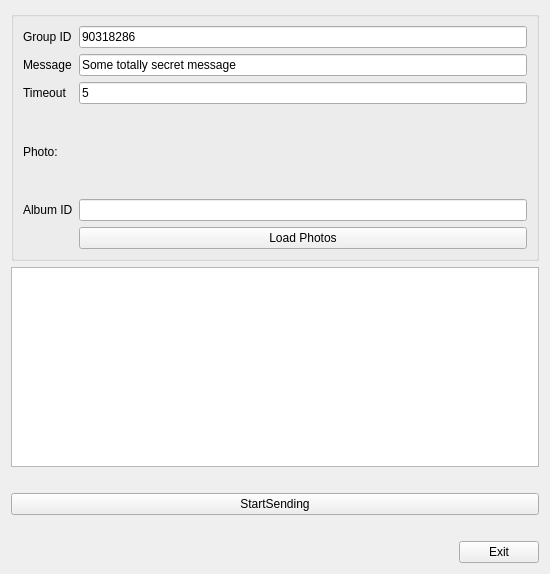
The window that uis/send_groups.ui (ozeron/messenger) describes before a commit, drawn with Qt 5.
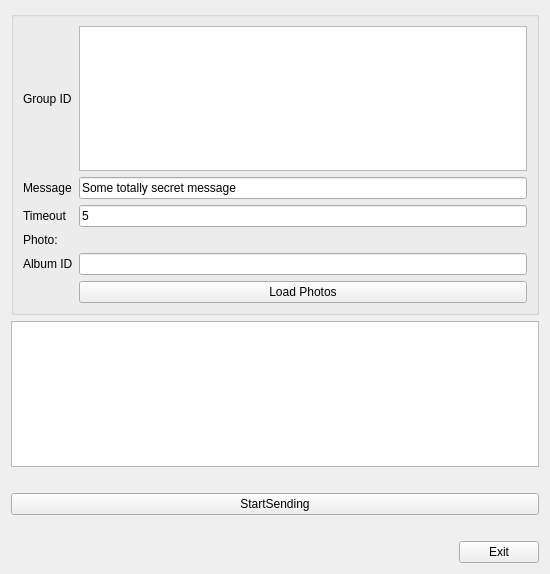
The same window after the commit.

Commit message: Added ListView in SendGroupsTab

```diff
--- a/uis/send_groups.ui
+++ b/uis/send_groups.ui
@@ -33,13 +33,6 @@
         </property>
        </widget>
       </item>
-      <item row="0" column="1">
-       <widget class="QLineEdit" name="editGroupIds">
-        <property name="text">
-         <string>90318286</string>
-        </property>
-       </widget>
-      </item>
       <item row="4" column="0">
        <widget class="QLabel" name="lblAlbum">
         <property name="text">
@@ -92,6 +85,9 @@
         </property>
        </widget>
       </item>
+      <item row="0" column="1">
+       <widget class="QListView" name="list"/>
+      </item>
      </layout>
     </widget>
    </item>
```
The commit also changes 2 other files.
